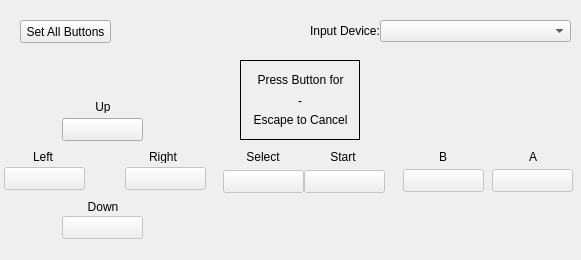
The window that src/controller_widget.ui (tineras/TinerasNES_Reworked) describes before a commit, drawn with Qt 5.
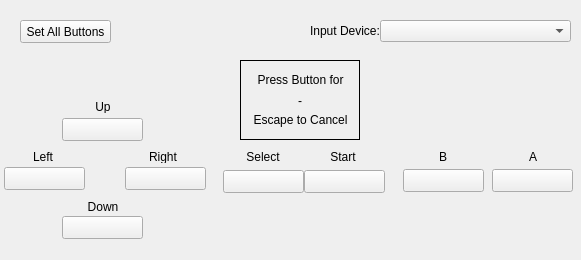
The same window after the commit.

Commit message: Add input handler. Basic input mapping working. Only works for 1 controller at the moment.

Patch:
```diff
--- a/src/controller_widget.ui
+++ b/src/controller_widget.ui
@@ -301,7 +301,7 @@
   </widget>
   <widget class="QPushButton" name="button_left">
    <property name="enabled">
-    <bool>false</bool>
+    <bool>true</bool>
    </property>
    <property name="geometry">
     <rect>
@@ -317,7 +317,7 @@
   </widget>
   <widget class="QPushButton" name="button_down">
    <property name="enabled">
-    <bool>false</bool>
+    <bool>true</bool>
    </property>
    <property name="geometry">
     <rect>
@@ -333,7 +333,7 @@
   </widget>
   <widget class="QPushButton" name="button_right">
    <property name="enabled">
-    <bool>false</bool>
+    <bool>true</bool>
    </property>
    <property name="geometry">
     <rect>
@@ -349,7 +349,7 @@
   </widget>
   <widget class="QPushButton" name="button_select">
    <property name="enabled">
-    <bool>false</bool>
+    <bool>true</bool>
    </property>
    <property name="geometry">
     <rect>
@@ -365,7 +365,7 @@
   </widget>
   <widget class="QPushButton" name="button_start">
    <property name="enabled">
-    <bool>false</bool>
+    <bool>true</bool>
    </property>
    <property name="geometry">
     <rect>
@@ -381,7 +381,7 @@
   </widget>
   <widget class="QPushButton" name="button_b">
    <property name="enabled">
-    <bool>false</bool>
+    <bool>true</bool>
    </property>
    <property name="geometry">
     <rect>
@@ -400,7 +400,7 @@
   </widget>
   <widget class="QPushButton" name="button_a">
    <property name="enabled">
-    <bool>false</bool>
+    <bool>true</bool>
    </property>
    <property name="geometry">
     <rect>
```
The commit also changes 12 other files.
